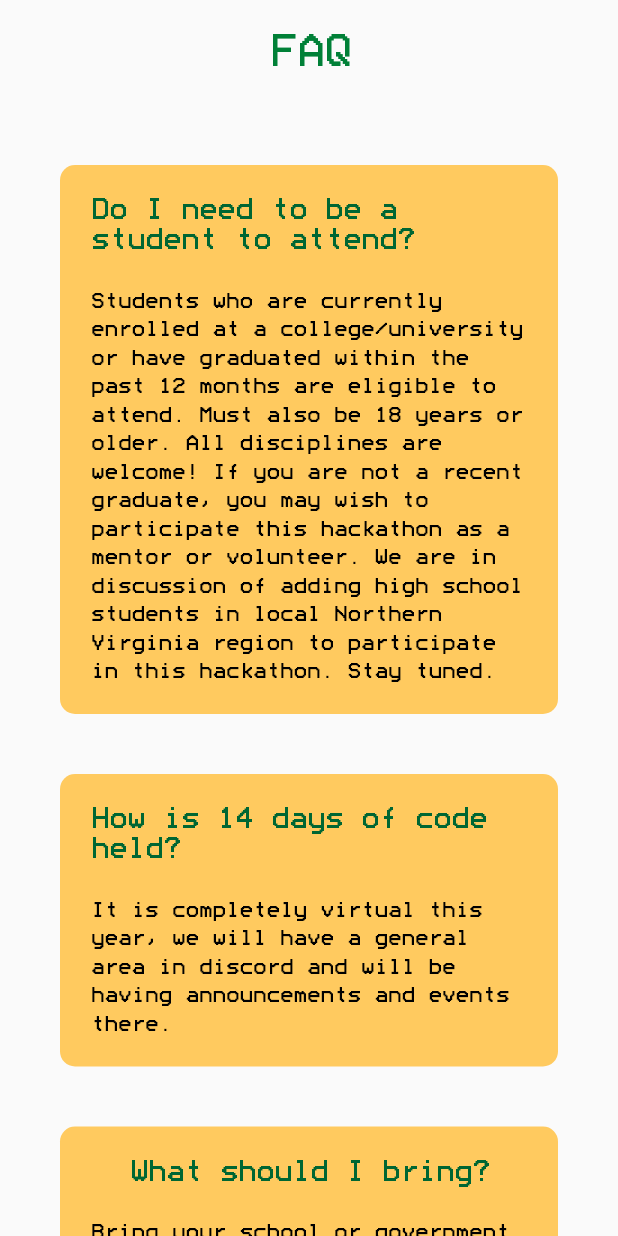
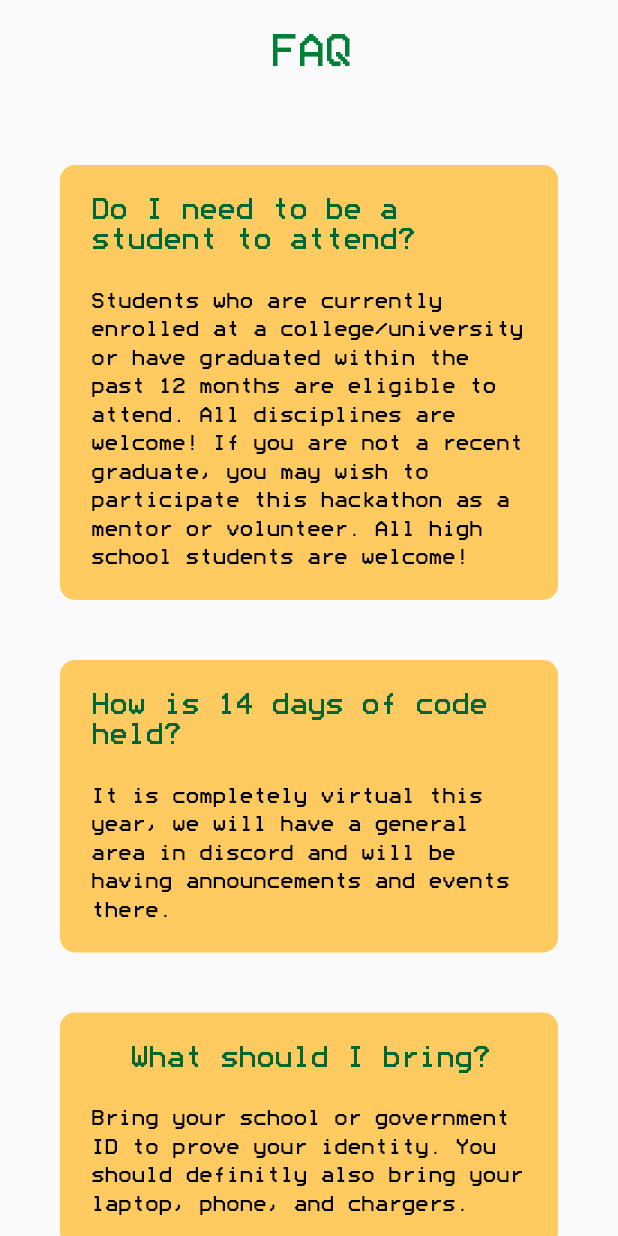
Before and after one commit to PatriotHacks/PatriotHacks2021, a Flutter app: the FAQPageDesktop widget shown alone on an empty page, opened directly, on a phone screen of 412 x 824 dp. Run offline on Flutter 3.47's test engine with Material 2 defaults, Android fonts, the phone set to English and light mode, and no system bars; our stand-ins replace font_awesome_flutter, get_it, responsive_builder; missing offline and left inert: dart:html, footer, mailto.

Commit message:
updated faq for highschool

```diff
--- a/lib/widgets/faq_view/faq_page_desktop.dart
+++ b/lib/widgets/faq_view/faq_page_desktop.dart
@@ -39,7 +39,7 @@ class FAQPageDesktop extends StatelessWidget{
                 padding: EdgeInsets.all(20),
                 child: Wrap(
                   children: [
-                    FAQCard("Do I need to be a student to attend?", "Students who are currently enrolled at a college/university or have graduated within the past 12 months are eligible to attend. Must also be 18 years or older. All disciplines are welcome! If you are not a recent graduate, you may wish to participate this hackathon as a mentor or volunteer. We are in discussion of adding high school students in local Northern Virginia region to participate in this hackathon. Stay tuned."),
+                    FAQCard("Do I need to be a student to attend?", "Students who are currently enrolled at a college/university or have graduated within the past 12 months are eligible to attend. All disciplines are welcome! If you are not a recent graduate, you may wish to participate this hackathon as a mentor or volunteer. All high school students are welcome!"),
                     FAQCard("How is 14 days of code held?", "It is completely virtual this year, we will have a general area in discord and will be having announcements and events there."),
                     FAQCard("What should I bring?", "Bring your school or government ID to prove your identity. You should definitly also bring your laptop, phone, and chargers."),
                     FAQCard("Can anyone mentor", "Of course! Whether you're an experienced student or a working professional, you are welcome to register as a mentor to help students debug or to host a workshop."),
```
